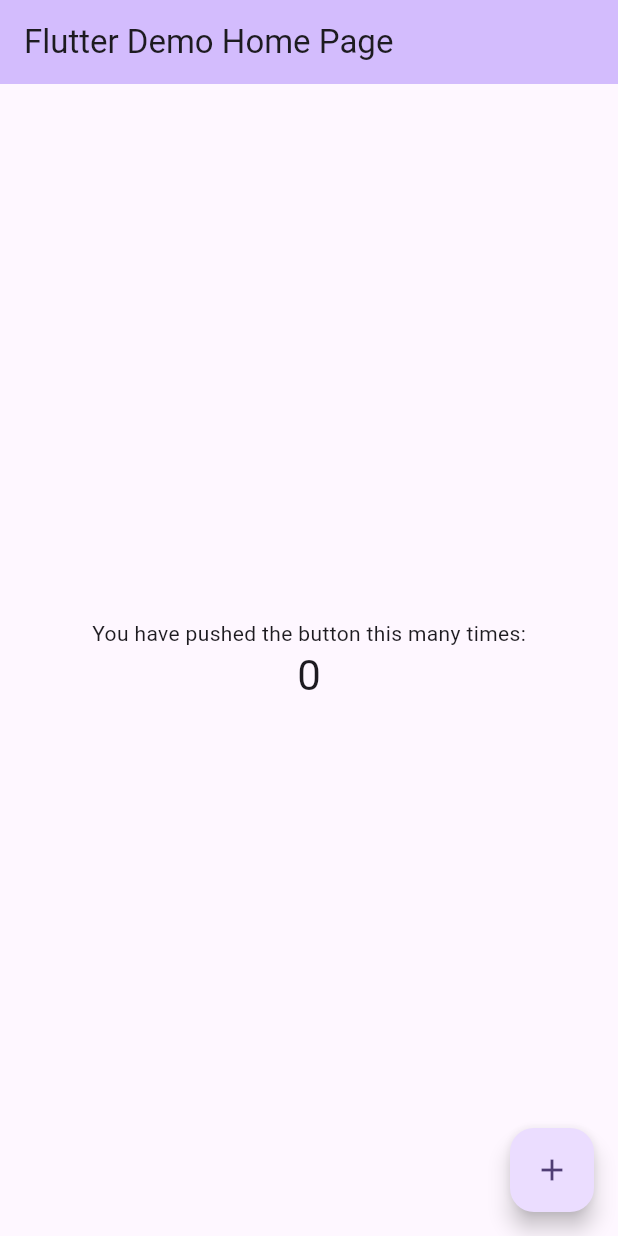
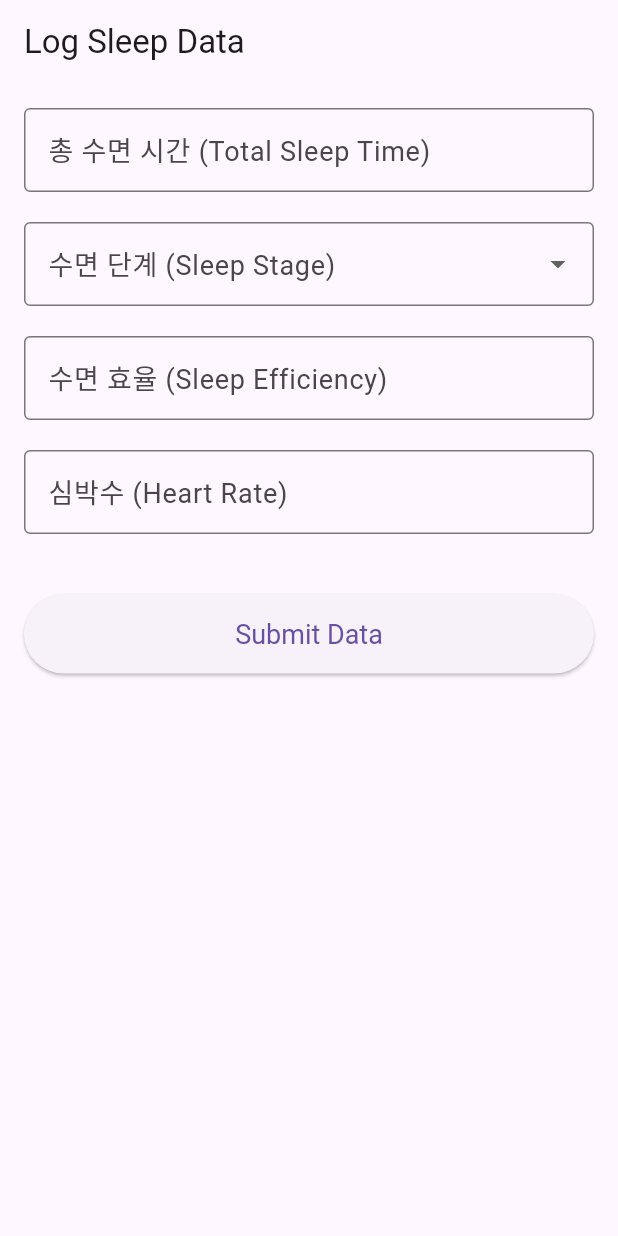
Before and after one commit to KimkyoungJins/AWS_Connection_Test, a Flutter app: the screen it shows after launch, on a phone screen of 412 x 824 dp. Run offline on Flutter 3.47's test engine with Material 3 defaults, Android fonts, the phone set to English and light mode, and no system bars.

Commit message:
Feat: 수면시간에 관하여

```diff
--- a/lib/main.dart
+++ b/lib/main.dart
@@ -1,7 +1,5 @@
 import 'package:flutter/material.dart';
 
-
-// 앱의 시작함수
 void main() {
   runApp(const MyApp());
 }
@@ -9,116 +7,193 @@ void main() {
 class MyApp extends StatelessWidget {
   const MyApp({super.key});
 
-  // This widget is the root of your application.
   @override
   Widget build(BuildContext context) {
     return MaterialApp(
-      title: 'Flutter Demo',
+      title: 'Sleep Data Logger',
       theme: ThemeData(
-        // This is the theme of your application.
-        //
-        // TRY THIS: Try running your application with "flutter run". You'll see
-        // the application has a purple toolbar. Then, without quitting the app,
-        // try changing the seedColor in the colorScheme below to Colors.green
-        // and then invoke "hot reload" (save your changes or press the "hot
-        // reload" button in a Flutter-supported IDE, or press "r" if you used
-        // the command line to start the app).
-        //
-        // Notice that the counter didn't reset back to zero; the application
-        // state is not lost during the reload. To reset the state, use hot
-        // restart instead.
-        //
-        // This works for code too, not just values: Most code changes can be
-        // tested with just a hot reload.
-        colorScheme: ColorScheme.fromSeed(seedColor: Colors.deepPurple),
+        primarySwatch: Colors.blue,
+        visualDensity: VisualDensity.adaptivePlatformDensity,
+        inputDecorationTheme: const InputDecorationTheme(
+          border: OutlineInputBorder(),
+          labelStyle: TextStyle(fontSize: 18),
+        ),
       ),
-      home: const MyHomePage(title: 'Flutter Demo Home Page'),
+      home: const SleepDataInputScreen(),
     );
   }
 }
 
-class MyHomePage extends StatefulWidget {
-  const MyHomePage({super.key, required this.title});
-
-  // This widget is the home page of your application. It is stateful, meaning
-  // that it has a State object (defined below) that contains fields that affect
-  // how it looks.
-
-  // This class is the configuration for the state. It holds the values (in this
-  // case the title) provided by the parent (in this case the App widget) and
-  // used by the build method of the State. Fields in a Widget subclass are
-  // always marked "final".
-
-  final String title;
+class SleepDataInputScreen extends StatefulWidget {
+  const SleepDataInputScreen({super.key});
 
   @override
-  State<MyHomePage> createState() => _MyHomePageState();
+  State<SleepDataInputScreen> createState() => _SleepDataInputScreenState();
 }
 
-class _MyHomePageState extends State<MyHomePage> {
-  int _counter = 0;
+class _SleepDataInputScreenState extends State<SleepDataInputScreen> {
+  final _formKey = GlobalKey<FormState>();
+  final _totalSleepTimeController = TextEditingController();
+  final _sleepEfficiencyController = TextEditingController();
+  final _heartRateController = TextEditingController();
 
-  void _incrementCounter() {
-    setState(() {
-      // This call to setState tells the Flutter framework that something has
-      // changed in this State, which causes it to rerun the build method below
-      // so that the display can reflect the updated values. If we changed
-      // _counter without calling setState(), then the build method would not be
-      // called again, and so nothing would appear to happen.
-      _counter++;
-    });
+  String? _selectedSleepStage;
+  final List<String> _sleepStages = ['Awake', 'Light', 'Deep', 'REM'];
+
+  @override
+  void dispose() {
+    _totalSleepTimeController.dispose();
+    _sleepEfficiencyController.dispose();
+    _heartRateController.dispose();
+    super.dispose();
+  }
+
+  void _submitData() {
+    if (_formKey.currentState!.validate()) {
+      final data = {
+        'totalSleepTime': _totalSleepTimeController.text,
+        'sleepStage': _selectedSleepStage,
+        'sleepEfficiency': _sleepEfficiencyController.text,
+        'heartRate': _heartRateController.text,
+      };
+
+      // Print data to console
+      print('Submitted Data: $data');
+
+      // Show a confirmation dialog
+      showDialog(
+        context: context,
+        builder: (context) => AlertDialog(
+          title: const Text('Submission Successful'),
+          content: Text('The following data has been submitted:\n\n'
+              'Total Sleep Time: ${data['totalSleepTime']}\n'
+              'Sleep Stage: ${data['sleepStage']}\n'
+              'Sleep Efficiency: ${data['sleepEfficiency']}%\n'
+              'Heart Rate: ${data['heartRate']} bpm'),
+          actions: [
+            TextButton(
+              onPressed: () {
+                Navigator.of(context).pop();
+                // Clear the form
+                _formKey.currentState!.reset();
+                _totalSleepTimeController.clear();
+                _sleepEfficiencyController.clear();
+                _heartRateController.clear();
+                setState(() {
+                  _selectedSleepStage = null;
+                });
+              },
+              child: const Text('OK'),
+            ),
+          ],
+        ),
+      );
+    }
   }
 
   @override
   Widget build(BuildContext context) {
-    // This method is rerun every time setState is called, for instance as done
-    // by the _incrementCounter method above.
-    //
-    // The Flutter framework has been optimized to make rerunning build methods
-    // fast, so that you can just rebuild anything that needs updating rather
-    // than having to individually change instances of widgets.
     return Scaffold(
       appBar: AppBar(
-        // TRY THIS: Try changing the color here to a specific color (to
-        // Colors.amber, perhaps?) and trigger a hot reload to see the AppBar
-        // change color while the other colors stay the same.
-        backgroundColor: Theme.of(context).colorScheme.inversePrimary,
-        // Here we take the value from the MyHomePage object that was created by
-        // the App.build method, and use it to set our appbar title.
-        title: Text(widget.title),
+        title: const Text('Log Sleep Data'),
       ),
-      body: Center(
-        // Center is a layout widget. It takes a single child and positions it
-        // in the middle of the parent.
-        child: Column(
-          // Column is also a layout widget. It takes a list of children and
-          // arranges them vertically. By default, it sizes itself to fit its
-          // children horizontally, and tries to be as tall as its parent.
-          //
-          // Column has various properties to control how it sizes itself and
-          // how it positions its children. Here we use mainAxisAlignment to
-          // center the children vertically; the main axis here is the vertical
-          // axis because Columns are vertical (the cross axis would be
-          // horizontal).
-          //
-          // TRY THIS: Invoke "debug painting" (choose the "Toggle Debug Paint"
-          // action in the IDE, or press "p" in the console), to see the
-          // wireframe for each widget.
-          mainAxisAlignment: MainAxisAlignment.center,
-          children: <Widget>[
-            const Text('You have pushed the button this many times:'),
-            Text(
-              '$_counter',
-              style: Theme.of(context).textTheme.headlineMedium,
+      body: SingleChildScrollView(
+        child: Padding(
+          padding: const EdgeInsets.all(16.0),
+          child: Form(
+            key: _formKey,
+            child: Column(
+              crossAxisAlignment: CrossAxisAlignment.stretch,
+              children: <Widget>[
+                TextFormField(
+                  controller: _totalSleepTimeController,
+                  decoration: const InputDecoration(
+                    labelText: '총 수면 시간 (Total Sleep Time)',
+                    hintText: 'e.g., 8h 30m',
+                  ),
+                  validator: (value) {
+                    if (value == null || value.isEmpty) {
+                      return 'Please enter total sleep time';
+                    }
+                    return null;
+                  },
+                ),
+                const SizedBox(height: 20),
+                DropdownButtonFormField<String>(
+                  value: _selectedSleepStage,
+                  decoration: const InputDecoration(
+                    labelText: '수면 단계 (Sleep Stage)',
+                  ),
+                  items: _sleepStages.map((String stage) {
+                    return DropdownMenuItem<String>(
+                      value: stage,
+                      child: Text(stage),
+                    );
+                  }).toList(),
+                  onChanged: (newValue) {
+                    setState(() {
+                      _selectedSleepStage = newValue;
+                    });
+                  },
+                  validator: (value) {
+                    if (value == null) {
+                      return 'Please select a sleep stage';
+                    }
+                    return null;
+                  },
+                ),
+                const SizedBox(height: 20),
+                TextFormField(
+                  controller: _sleepEfficiencyController,
+                  decoration: const InputDecoration(
+                    labelText: '수면 효율 (Sleep Efficiency)',
+                    suffixText: '%',
+                    hintText: 'e.g., 95',
+                  ),
+                  keyboardType: TextInputType.number,
+                  validator: (value) {
+                    if (value == null || value.isEmpty) {
+                      return 'Please enter sleep efficiency';
+                    }
+                    if (double.tryParse(value) == null) {
+                      return 'Please enter a valid number';
+                    }
+                    return null;
+                  },
+                ),
+                const SizedBox(height: 20),
+                TextFormField(
+                  controller: _heartRateController,
+                  decoration: const InputDecoration(
+                    labelText: '심박수 (Heart Rate)',
+                    suffixText: 'bpm',
+                    hintText: 'e.g., 60',
+                  ),
+                  keyboardType: TextInputType.number,
+                  validator: (value) {
+                    if (value == null || value.isEmpty) {
+                      return 'Please enter heart rate';
+                    }
+                    if (int.tryParse(value) == null) {
+                      return 'Please enter a valid number';
+                    }
+                    return null;
+                  },
+                ),
+                const SizedBox(height: 40),
+                ElevatedButton(
+                  onPressed: _submitData,
+                  style: ElevatedButton.styleFrom(
+                    padding: const EdgeInsets.symmetric(vertical: 16.0),
+                    textStyle: const TextStyle(fontSize: 18),
+                  ),
+                  child: const Text('Submit Data'),
+                ),
+              ],
             ),
-          ],
+          ),
         ),
       ),
-      floatingActionButton: FloatingActionButton(
-        onPressed: _incrementCounter,
-        tooltip: 'Increment',
-        child: const Icon(Icons.add),
-      ), // This trailing comma makes auto-formatting nicer for build methods.
     );
   }
 }
```
